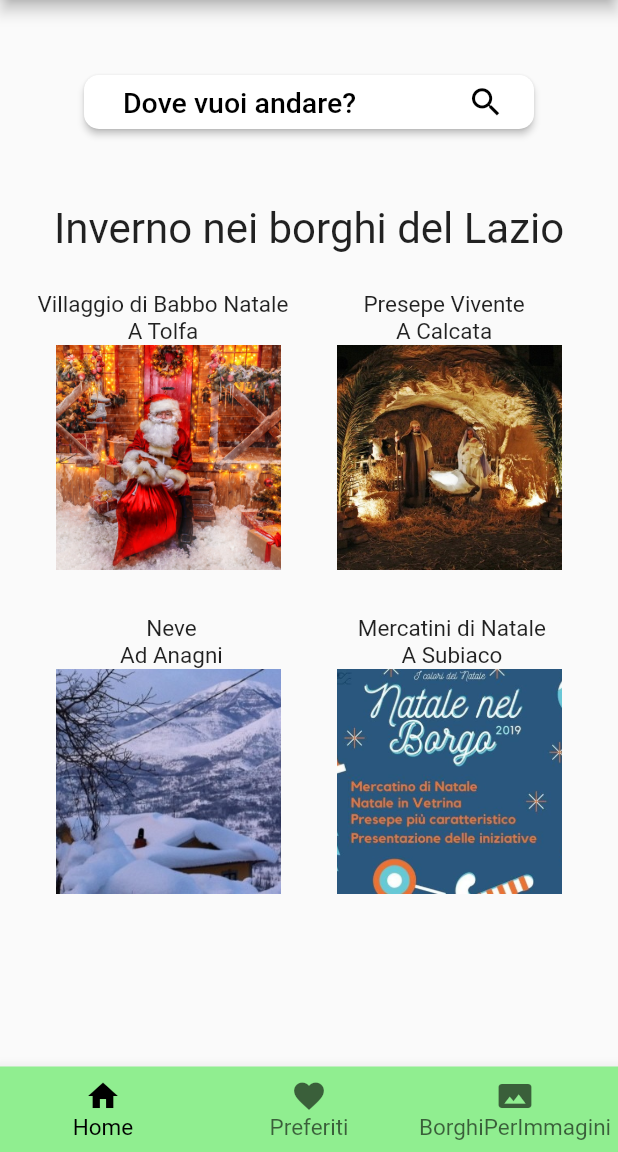
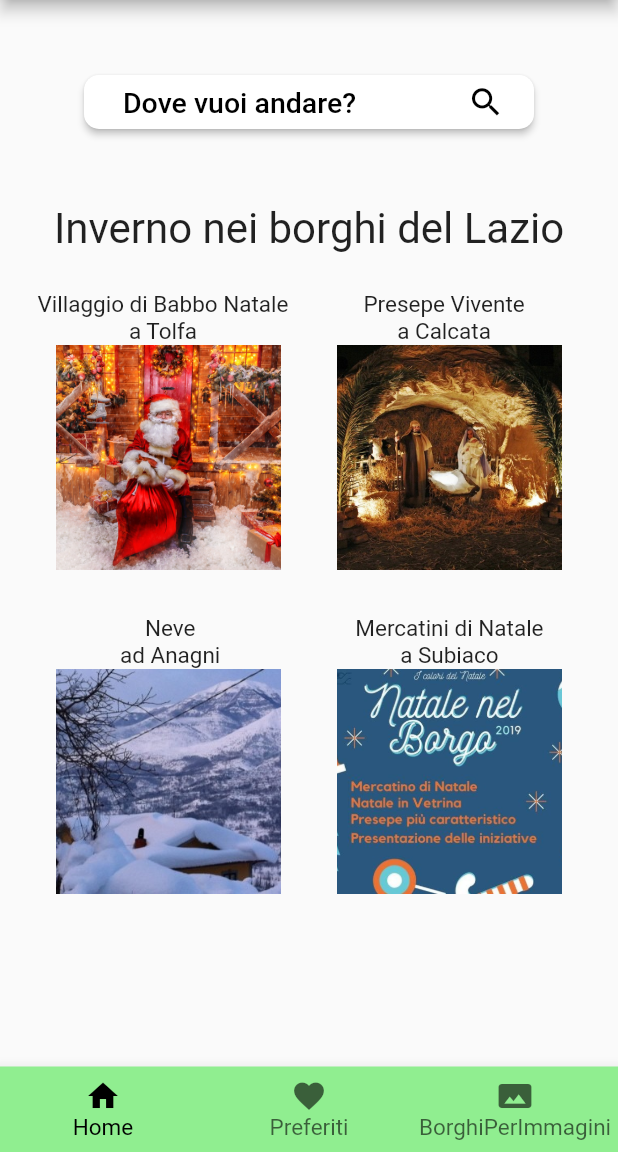
Before and after one commit to LorenzoCristini/borough_king, a Flutter app: the screen it shows after launch, on a phone screen of 412 x 824 dp, the part 84-1236 px from its top. Run offline on Flutter 3.47's test engine with Material 2 defaults, Android fonts, the light colour scheme and no system bars.

Commit message:
Aggiunto commenti

```diff
--- a/lib/main.dart
+++ b/lib/main.dart
@@ -1,5 +1,5 @@
 import 'dart:math';
-
+// Liberare lo stack ogni volta che si ritorna alla home (?)
 import 'package:flutter/cupertino.dart';
 import 'package:flutter/foundation.dart';
 import "package:flutter/material.dart";
@@ -80,7 +80,7 @@ class HomePage extends StatelessWidget {
           child: Column(
             children: <Widget>[
               Text("Villaggio di Babbo Natale",style: TextStyle(fontSize: 15)),
-              Text("A Tolfa",style: TextStyle(fontSize: 15)),
+              Text("a Tolfa",style: TextStyle(fontSize: 15)),
             ]
           ),
           ),
@@ -89,7 +89,7 @@ class HomePage extends StatelessWidget {
             child: Column(
             children: <Widget>[
             Text("Presepe Vivente",style: TextStyle(fontSize: 15)),
-            Text("A Calcata",style: TextStyle(fontSize: 15)),
+            Text("a Calcata",style: TextStyle(fontSize: 15)),
             ]
             ),
           ),
@@ -123,7 +123,7 @@ class HomePage extends StatelessWidget {
                   child: Column(
                       children: <Widget>[
                         Text("Neve",style: TextStyle(fontSize: 15)),
-                        Text("Ad Anagni",style: TextStyle(fontSize: 15)),
+                        Text("ad Anagni",style: TextStyle(fontSize: 15)),
                       ]
                   ),
                 ),
@@ -132,7 +132,7 @@ class HomePage extends StatelessWidget {
                   child: Column(
                       children: <Widget>[
                         Text("Mercatini di Natale",style: TextStyle(fontSize: 15)),
-                        Text("A Subiaco",style: TextStyle(fontSize: 15)),
+                        Text("a Subiaco",style: TextStyle(fontSize: 15)),
                       ]
                   ),
                 ),
```
